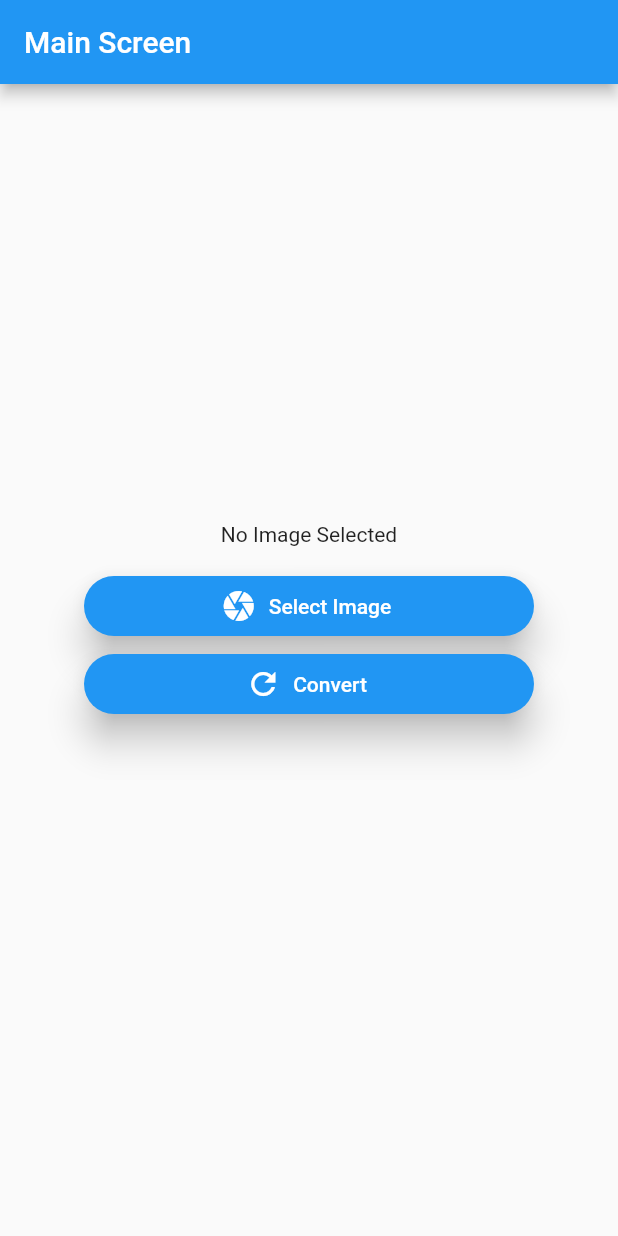
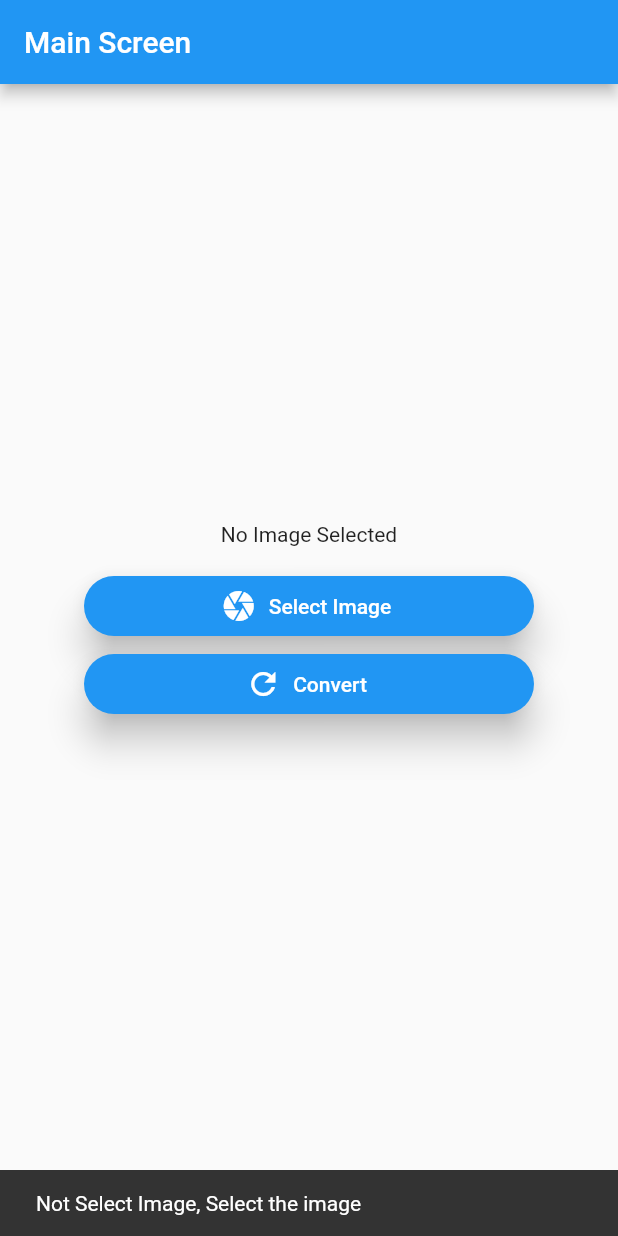
Before and after one commit to Tharindu961/OCR, a Flutter app: the screen it shows after launch, after a tap on "Convert", on a phone screen of 412 x 824 dp. Run offline on Flutter 3.47's test engine with Material 2 defaults, Android fonts, the phone set to English and light mode, and no system bars; our stand-ins replace dio, image_picker; missing offline and left inert: dart:ffi.

Commit message:
connect_backend_and_mobile_frondend

```diff
--- a/mobile/lib/app.dart
+++ b/mobile/lib/app.dart
@@ -42,7 +42,7 @@ class _LandingScreenState extends State<LandingScreen> {
     print(filename);
     try{
       FormData formData = new FormData.from({'file': new UploadFileInfo(picture, filename)});
-      var response = await Dio().post('http://192.168.8.101:3000/user/image',data: formData);
+      var response = await Dio().post('http://192.168.8.101:5000/user/image',data: formData);
       var state = response.data['message'];
       getText = state;
       print(getText);
@@ -140,7 +140,14 @@ class _LandingScreenState extends State<LandingScreen> {
                       highlightElevation: 10,
                       color: Colors.blue,
                       textColor: Colors.white,
-                      onPressed:  upload,
+                      onPressed: (){
+                        if(imageFile == null){
+                          SnackBar snackbar = SnackBar(content: Text('Not Select Image, Select the image'),);
+                          Scaffold.of(context).showSnackBar(snackbar);
+                        }else{
+                          upload();
+                        }
+                      },
                       label: Text("Convert"),
                     )
                 ),
```
Also changed, not shown: mobile/package-lock.json (added), 4 other files.
